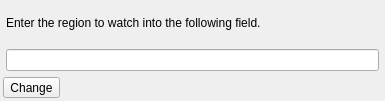
jkey-67/spyglass, file src/vi/ui/RegionChooser.ui: the form before one commit.
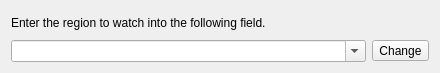
The form after the commit. Icons and pictures are not drawn.

Diff of the .ui file:
```diff
--- a/src/vi/ui/RegionChooser.ui
+++ b/src/vi/ui/RegionChooser.ui
@@ -6,46 +6,14 @@
    <rect>
     <x>0</x>
     <y>0</y>
-    <width>385</width>
-    <height>101</height>
+    <width>440</width>
+    <height>73</height>
    </rect>
   </property>
   <property name="windowTitle">
    <string>Region</string>
   </property>
   <layout class="QVBoxLayout" name="verticalLayout">
-   <property name="spacing">
-    <number>3</number>
-   </property>
-   <property name="leftMargin">
-    <number>3</number>
-   </property>
-   <property name="topMargin">
-    <number>3</number>
-   </property>
-   <property name="rightMargin">
-    <number>3</number>
-   </property>
-   <property name="bottomMargin">
-    <number>3</number>
-   </property>
-   <item>
-    <layout class="QVBoxLayout" name="verticalLayout_2" stretch="0">
-     <property name="spacing">
-      <number>3</number>
-     </property>
-     <property name="leftMargin">
-      <number>3</number>
-     </property>
-     <property name="topMargin">
-      <number>3</number>
-     </property>
-     <property name="rightMargin">
-      <number>3</number>
-     </property>
-     <property name="bottomMargin">
-      <number>3</number>
-     </property>
      <item>
       <widget class="QLabel" name="label">
        <property name="text">
@@ -59,29 +27,14 @@
        </property>
       </widget>
      </item>
-    </layout>
-   </item>
    <item>
-    <layout class="QHBoxLayout" name="horizontalLayout_2">
-     <property name="spacing">
-      <number>3</number>
-     </property>
-     <property name="leftMargin">
-      <number>3</number>
-     </property>
-     <property name="topMargin">
-      <number>3</number>
-     </property>
-     <property name="rightMargin">
-      <number>3</number>
-     </property>
-     <property name="bottomMargin">
-      <number>3</number>
-     </property>
+    <layout class="QHBoxLayout" name="horizontalLayout">
      <item>
-      <widget class="QLineEdit" name="regionNameField"/>
-     </item>
-    </layout>
+      <widget class="QComboBox" name="regionNameField">
+       <property name="editable">
+        <bool>true</bool>
+       </property>
+      </widget>
    </item>
    <item>
     <widget class="QToolButton" name="saveButton">
@@ -97,11 +50,13 @@
      </property>
      <property name="iconSize">
       <size>
-       <width>24</width>
-       <height>24</height>
+         <width>21</width>
+         <height>21</height>
       </size>
      </property>
     </widget>
+     </item>
+    </layout>
    </item>
   </layout>
  </widget>
```
Lines whose indentation alone changed are shown as unchanged.
